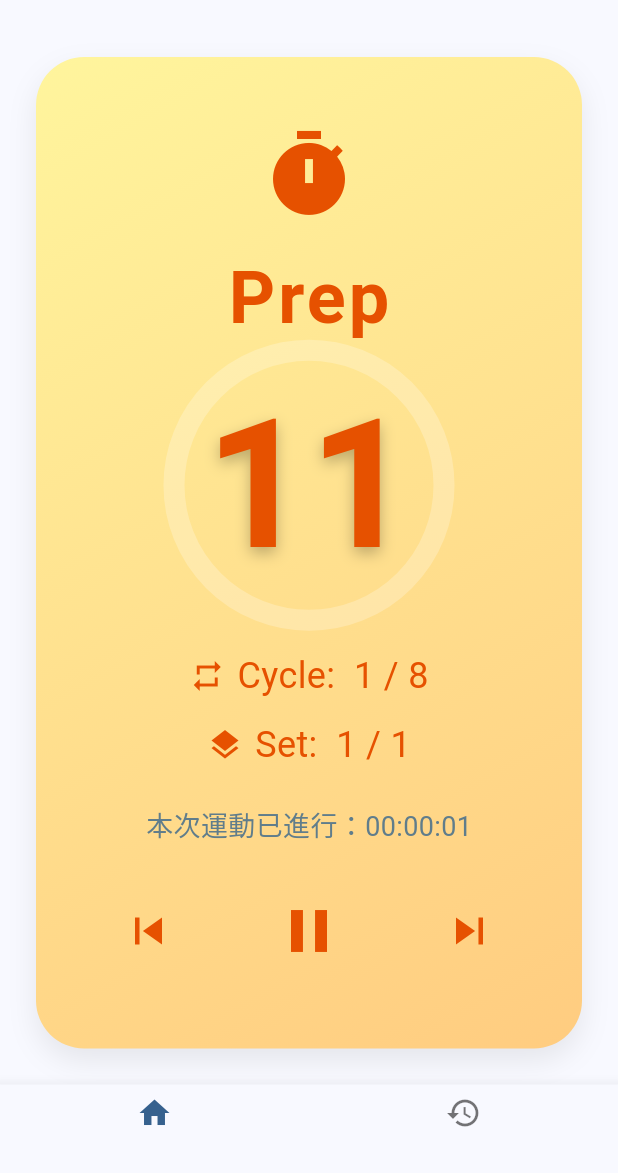
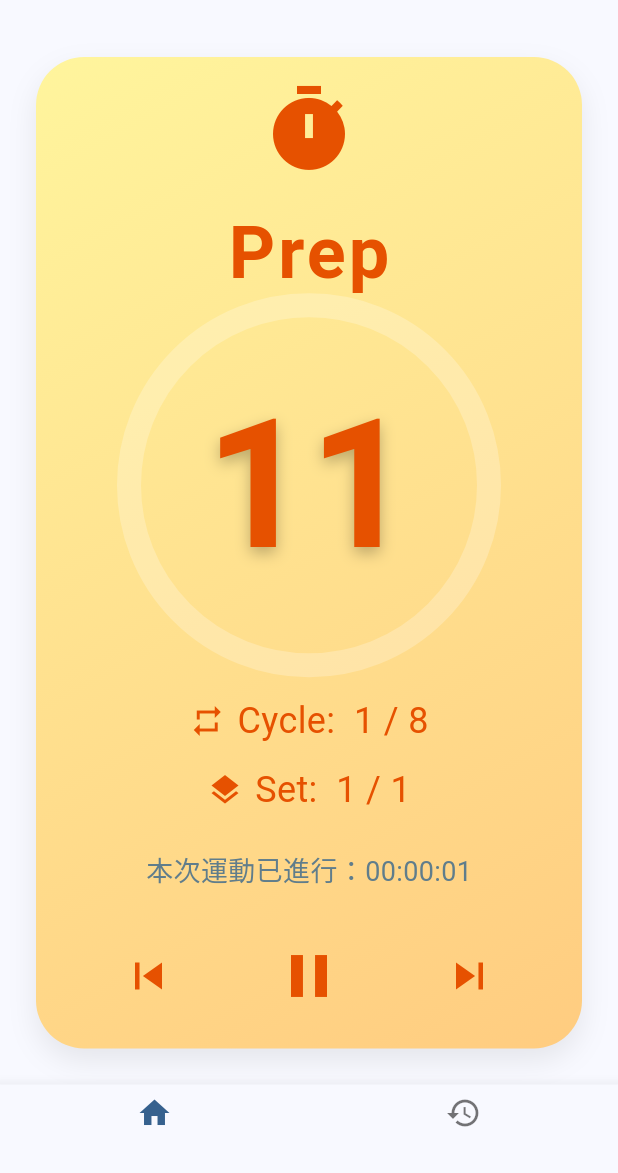
Before and after one commit to brianhsux/TabataApp, a Flutter app: the screen it shows after launch, after a tap on the "remove" icon, after a tap on the "add" icon, after a tap on "Start", on a phone screen of 412 x 824 dp, the part 63-1236 px from its top. Run offline on Flutter 3.47's test engine with Material 3 defaults, Android fonts, the phone set to English and light mode, and no system bars; our stand-ins replace audioplayers, shared_preferences, sqflite, stop_watch_timer, table_calendar; accounts and stored records are empty.

Commit message:
fix(ui): enlarge circular progress bar and adjust 'Done' font size for better fit

```diff
--- a/lib/main.dart
+++ b/lib/main.dart
@@ -531,7 +531,11 @@ class _TabataScreenState extends State<TabataScreen> {
     String displayText = '';
     if (_currentPhase == 'PREP' || _currentPhase == 'REST') {
       if (_remainingTime == 0) {
-        displayText = 'Go';
+        // 最後一個cycle、最後一個set、rest狀態且倒數到0時顯示Done
+        final isLastRest = _currentPhase == 'REST' &&
+          _currentCycle == state.cycles &&
+          _currentSet == state.sets;
+        displayText = isLastRest ? 'Done' : 'Go';
       } else {
         displayText = displayTime.toString();
       }
@@ -612,20 +616,25 @@ class _TabataScreenState extends State<TabataScreen> {
             alignment: Alignment.center,
             children: [
               SizedBox(
-                width: 180,
-                height: 180,
+                width: 240,
+                height: 240,
                 child: CircularProgressIndicator(
                   value: _getProgress(),
-                  strokeWidth: 14,
+                  strokeWidth: 16,
                   backgroundColor: Colors.white24,
                   valueColor: AlwaysStoppedAnimation<Color>(Colors.white),
                 ),
               ),
               Text(
                 displayText,
-                style: TextStyle(fontSize: 120, fontWeight: FontWeight.bold, color: textColor, shadows: [
-                  Shadow(blurRadius: 12, color: Colors.black26, offset: Offset(0, 4)),
-                ]),
+                style: TextStyle(
+                  fontSize: displayText == 'Done' ? 72 : 120,
+                  fontWeight: FontWeight.bold,
+                  color: textColor,
+                  shadows: [
+                    Shadow(blurRadius: 12, color: Colors.black26, offset: Offset(0, 4)),
+                  ],
+                ),
               ),
             ],
           ),
```
